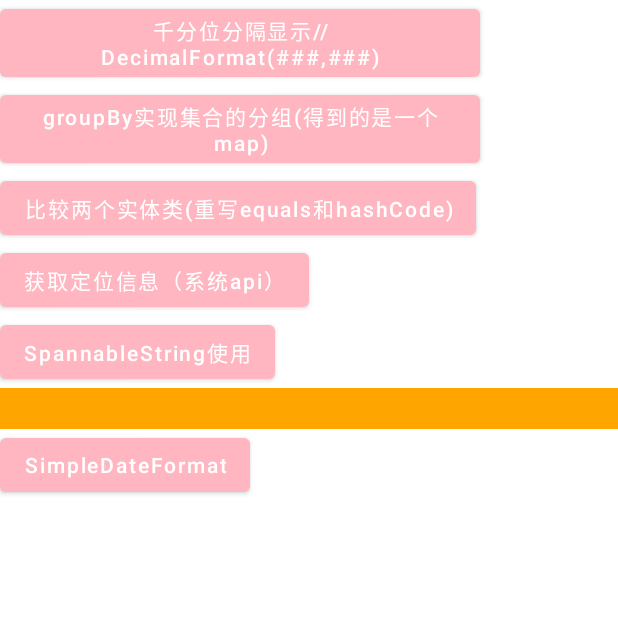
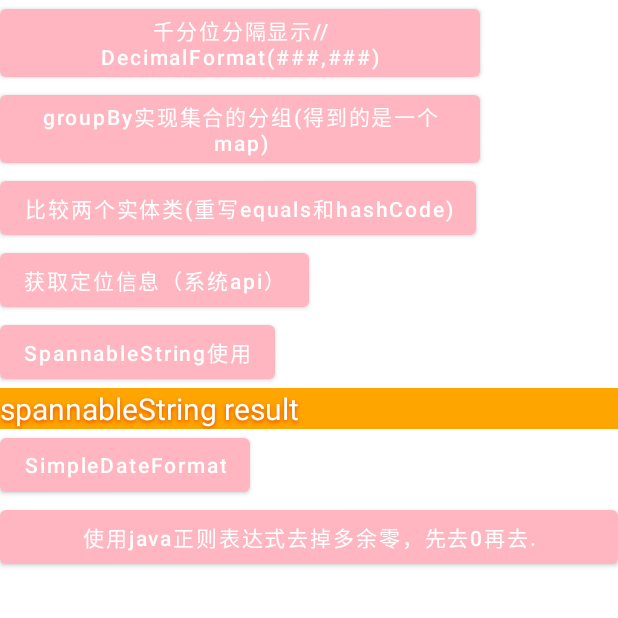
Before and after one commit to SunHongLi/Sun, an Android app: the UtilsActivity screen opened directly, with no data from a screen before it, on a phone screen of 412 x 824 dp, the top half of it. Run offline under Robolectric (Android 15) with nearby library versions, the phone set to English and light mode, and no system bars.

Commit message:
使用java正则表达式去掉小数点后多余零和.

```diff
--- a/app/src/main/res/layout/activity_utils.xml
+++ b/app/src/main/res/layout/activity_utils.xml
@@ -45,6 +45,7 @@
         android:shadowDx="0"
         android:shadowDy="2"
         android:shadowRadius="3"
+        android:text="spannableString result"
         android:textColor="@color/white"
         android:textSize="20dp" />
 
@@ -55,4 +56,10 @@
         android:onClick="simpleDateFormat"
         android:text="SimpleDateFormat" />
 
+    <Button
+        android:layout_width="match_parent"
+        android:layout_height="wrap_content"
+        android:onClick="subZeroAndDot"
+        android:text="@string/subZeroAndDot" />
+
 </LinearLayout>
--- a/app/src/main/res/values/strings.xml
+++ b/app/src/main/res/values/strings.xml
@@ -5,4 +5,5 @@
     <string name="test_equals">比较两个实体类(重写equals和hashCode)</string>
     <string name="get_location">获取定位信息（系统api）</string>
     <string name="spannable_string">SpannableString使用</string>
+    <string name="subZeroAndDot">使用java正则表达式去掉多余零，先去0再去.</string>
 </resources>
```
Also changed, not shown: app/src/main/java/com/hl/sun/java/JavaCode.java (+12 -0 lines), app/src/main/java/com/hl/sun/ui/activity/UtilsActivity.kt (+15 -0 lines).
